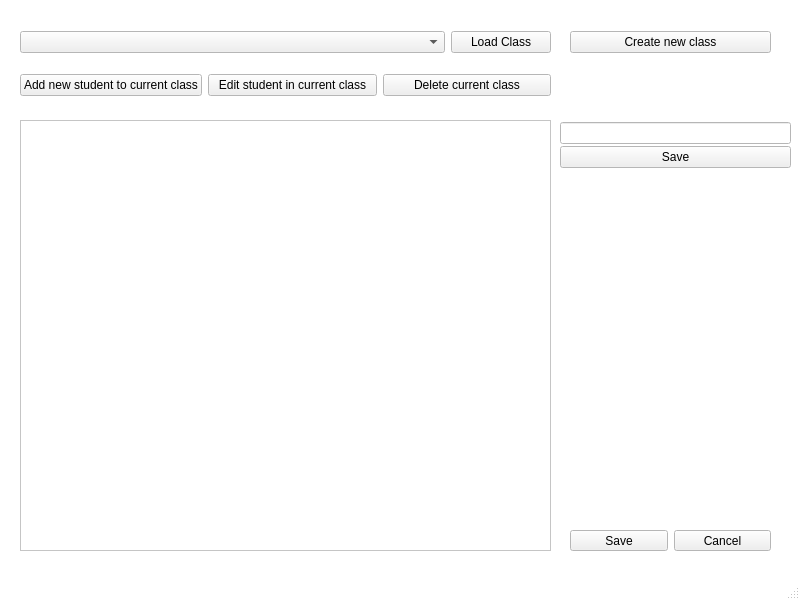
Old version of the form omr/interface/UI/classes.ui in the repository ccszwg/Exam-OMR.
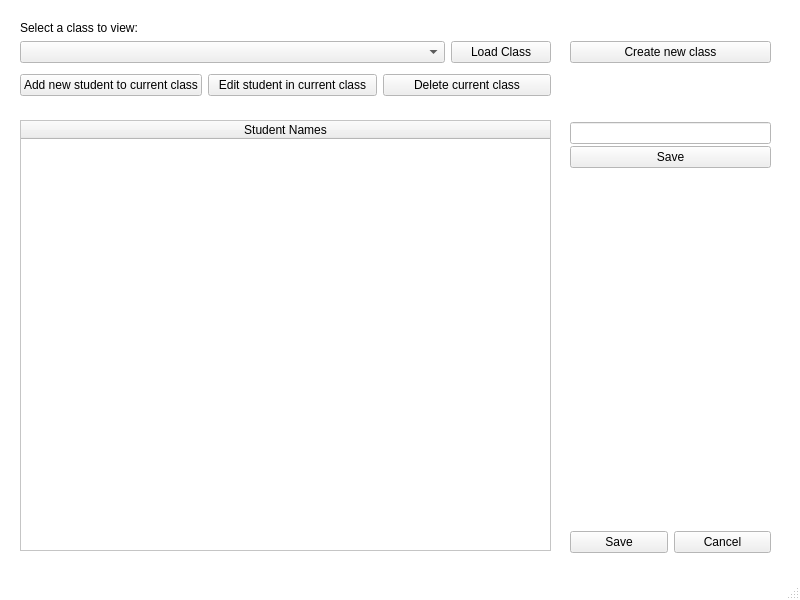
New version of the form.

Patch:
```diff
--- a/omr/interface/UI/classes.ui
+++ b/omr/interface/UI/classes.ui
@@ -87,7 +87,7 @@
       <x>570</x>
       <y>530</y>
       <width>201</width>
-      <height>21</height>
+      <height>25</height>
      </rect>
     </property>
     <layout class="QHBoxLayout" name="horizontalLayout">
@@ -111,7 +111,7 @@
     <property name="geometry">
      <rect>
       <x>570</x>
-      <y>30</y>
+      <y>40</y>
       <width>201</width>
       <height>25</height>
      </rect>
@@ -133,7 +133,7 @@
     <property name="geometry">
      <rect>
       <x>20</x>
-      <y>30</y>
+      <y>40</y>
       <width>531</width>
       <height>25</height>
      </rect>
@@ -182,18 +182,32 @@
       <height>431</height>
      </rect>
     </property>
+    <property name="alternatingRowColors">
+     <bool>true</bool>
+    </property>
+    <property name="columnCount">
+     <number>1</number>
+    </property>
+    <attribute name="horizontalHeaderStretchLastSection">
+     <bool>true</bool>
+    </attribute>
+    <column>
+     <property name="text">
+      <string>Student Names</string>
+     </property>
+    </column>
    </widget>
    <widget class="QLabel" name="current_class">
     <property name="geometry">
      <rect>
       <x>20</x>
-      <y>60</y>
+      <y>20</y>
       <width>211</width>
       <height>16</height>
      </rect>
     </property>
     <property name="text">
-     <string/>
+     <string>Select a class to view:</string>
     </property>
    </widget>
    <widget class="QWidget" name="horizontalLayoutWidget_3">
@@ -244,9 +258,9 @@
     <widget class="QWidget" name="gridLayoutWidget">
      <property name="geometry">
       <rect>
-       <x>0</x>
+       <x>10</x>
        <y>0</y>
-       <width>231</width>
+       <width>201</width>
        <height>51</height>
       </rect>
      </property>
```
Left out of the diff: 8 changed lines with no effect on the pictures.
